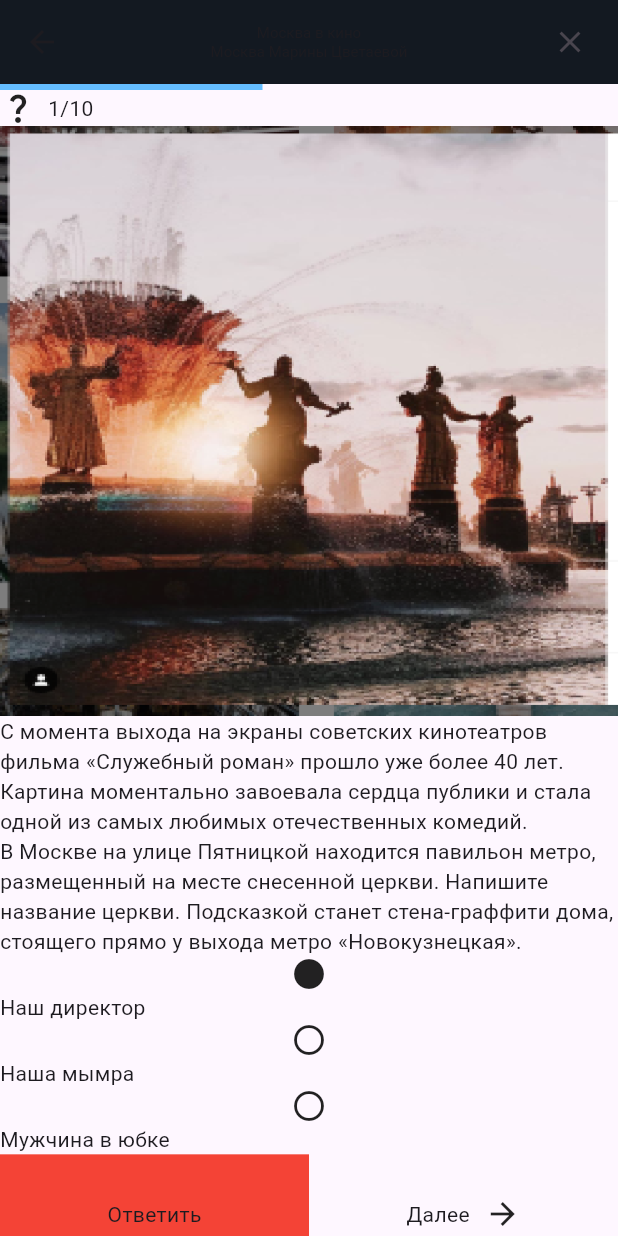
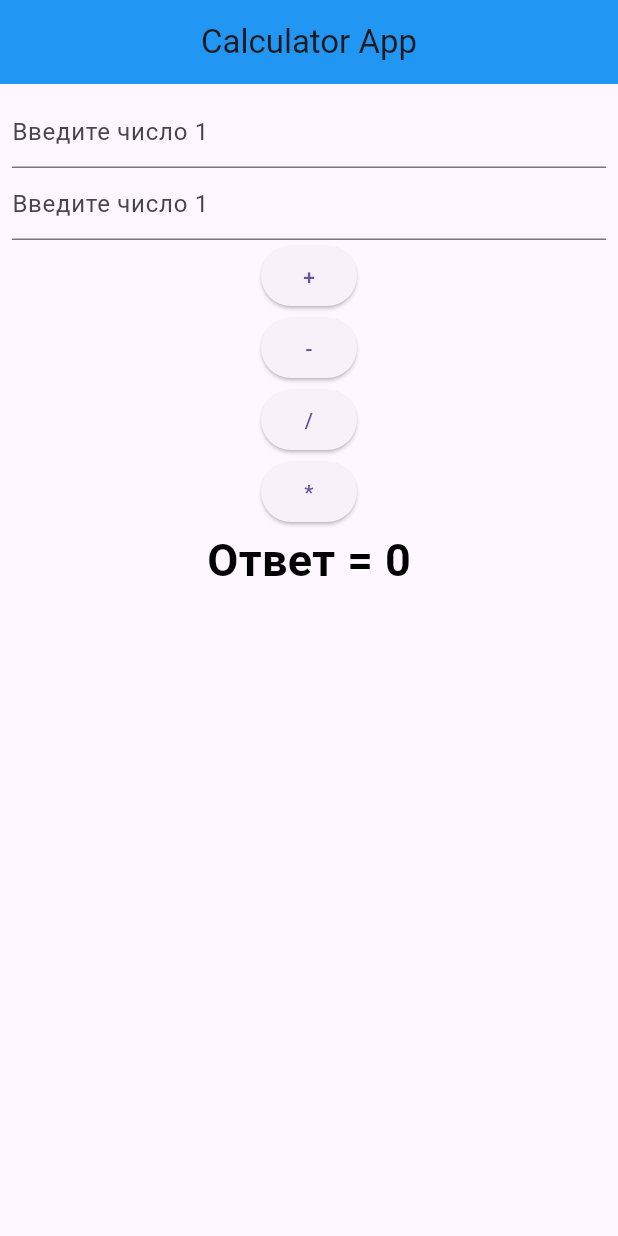
Before and after one commit to mirlanraemkulov00/flutter_8, a Flutter app: the screen it shows after launch, on a phone screen of 412 x 824 dp. Run offline on Flutter 3.47's test engine with Material 3 defaults, Android fonts, the phone set to English and light mode, and no system bars.

Commit message:
first commit

```diff
--- a/lib/main.dart
+++ b/lib/main.dart
@@ -1,8 +1,4 @@
-import 'dart:math';
-
-import 'package:flutter/cupertino.dart';
 import 'package:flutter/material.dart';
-import 'package:flutter/widgets.dart';
 
 void main() {
   runApp(const MyApp());
@@ -15,115 +11,119 @@ class MyApp extends StatelessWidget {
   Widget build(BuildContext context) {
     return MaterialApp(
       title: 'Flutter Demo',
+      debugShowCheckedModeBanner: false,
       theme: ThemeData(
         colorScheme: ColorScheme.fromSeed(seedColor: Colors.deepPurple),
         useMaterial3: true,
       ),
-      home: Screen1(),
+      home: Screen4(),
     );
   }
 }
 
-class Screen1 extends StatelessWidget {
-  const Screen1({super.key});
+class Screen4 extends StatefulWidget {
+  const Screen4({super.key});
+
+  @override
+  State<Screen4> createState() => _Screen4State();
+}
+
+class _Screen4State extends State<Screen4> {
+  var num1, num2, sum;
+
+  TextEditingController controller1 = TextEditingController();
+  TextEditingController controller2 = TextEditingController();
+
+
+  void add() {
+    num1 = int.parse(controller1.text);
+    num2 = int.parse(controller2.text);
+
+    setState(() {
+      sum = num1 + num2;
+    });
+  }
+
+  void sub() {
+    num1 = int.parse(controller1.text);
+    num2 = int.parse(controller2.text);
+
+    setState(
+      () {
+        sum = num1 - num2;
+      },
+    );
+  }
+
+  void mul() {
+    num1 = int.parse(controller1.text);
+    num2 = int.parse(controller2.text);
+
+    setState(() {
+      sum =  num1 / num2;
+    });
+  }
+
+  void div() {
+    num1 = int.parse(controller1.text);
+    num2 = int.parse(controller2.text);
+
+    setState(() {
+      sum =  num1 * num2;
+    });
+  }
 
   @override
   Widget build(BuildContext context) {
     return Scaffold(
       appBar: AppBar(
-        backgroundColor:  Color(0xff131921),
-        leading: const Icon(Icons.arrow_back),
+        backgroundColor: Colors.blue,
+        title: Text('Calculator App'),
         centerTitle: true,
-        title: Column(
+      ),
+      body: Padding(
+        padding: const EdgeInsets.all(8.0),
+        child: Column(
           children: [
-            Text(
-              'Москва в кино',
-              style: TextStyle(fontSize: 10),
-              selectionColor: Color(0xffFFFFFF),
+
+            TextField(
+              decoration: InputDecoration(hintText: 'Введите число 1'),
+              controller: controller1,
+              keyboardType: TextInputType.number,
+            ),
+            TextField(
+              decoration: InputDecoration(hintText: 'Введите число 1'),
+              controller: controller2,
+              keyboardType: TextInputType.number,
+            ),
+            ElevatedButton(
+              onPressed: add,
+              child: Text('+'),
+            ),
+            ElevatedButton(
+              onPressed: sub,
+              child: Text('-'),
+            ),
+            ElevatedButton(
+              onPressed: mul,
+              child: Text('/'),
+            ),
+            ElevatedButton(
+              onPressed: div,
+              child: Text('*'),
             ),
             Text(
-              'Москва Марины Цветаевой',
-              style: TextStyle(fontSize: 10),
-              selectionColor: Color(0xffFFFFFF99),
+              ''' Ответ = ${sum == null ? 0 : sum} ''',
+              style: TextStyle(
+                  fontSize: 30,
+                  fontWeight: FontWeight.bold,
+                  color: Colors.black),
             ),
           ],
         ),
-        actions: const [
-          Icon(Icons.clear),
-          SizedBox(width: 20),
-        ],
-      ),
-      body: ListView(
-        children: [
-          Row(
-            children: [
-              Container(
-                width: 175,
-                height: 4,
-                color: const Color(0xff64BDFF),
-              ),
-            ],
-          ),
-          Row(
-            children:  [
-              Icon(Icons.question_mark),
-              SizedBox(width: 8),
-              Text('1/10'),
-            ],
-          ),
-          Expanded(
-            child: Image.asset(
-              'assets/images/image.png',
-            ),
-          ),
-          Expanded(
-            child: const Text(
-              'С момента выхода на экраны советских кинотеатров фильма «Служебный роман» прошло уже более 40 лет. Картина моментально завоевала сердца публики и стала одной из самых любимых отечественных комедий.',
-              style: TextStyle(fontSize: 14),
-            ),
-          ),
-          Expanded(
-            child: const Text(
-              'В Москве на улице Пятницкой находится павильон метро, размещенный на месте снесенной церкви. Напишите название церкви. Подсказкой станет стена-граффити дома, стоящего прямо у выхода метро «Новокузнецкая».',
-              style: TextStyle(fontSize: 14),
-            ),
-          ),
-          Icon(Icons.circle_sharp,  ),
-          Expanded(child: Text('Наш директор',),),
-          Icon(Icons.circle_outlined),
-          Expanded(child: Text('Наша мымра'),),
-          Icon(Icons.circle_outlined),
-          Expanded(child: Text('Мужчина в юбке', ),),
-          Row(
-            children: [
-              Expanded(
-                flex: 2,
-                child: Container(
-                  alignment: Alignment.center,
-                  height: 80,
-                  color: Colors.red,
-                  child: const Text('Ответить'),
-                ),
-              ),
-              Expanded(
-                flex: 2,
-                child: Column(
-                  children: [
-                    Row(
-                      mainAxisAlignment: MainAxisAlignment.center,
-                      children: const [
-                        Text('Далее'),
-                        SizedBox(width: 10),
-                        Icon(Icons.arrow_forward_sharp),
-                      ],
-                    ),
-                  ],
-                ),
-              ),
-            ],
-          ),
-        ],
       ),
     );
   }
+
+
 }
```
